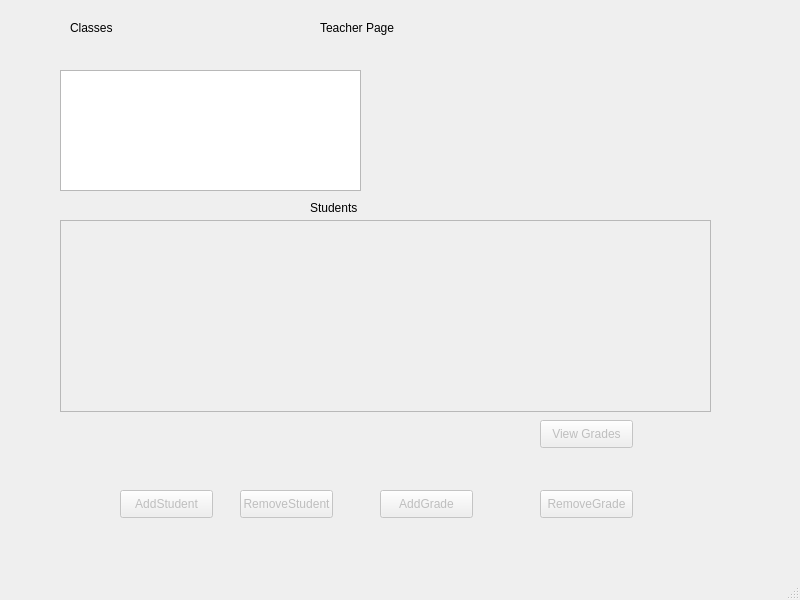
Qt form teacher.ui (shampun/Student-UI-Database) before a commit.
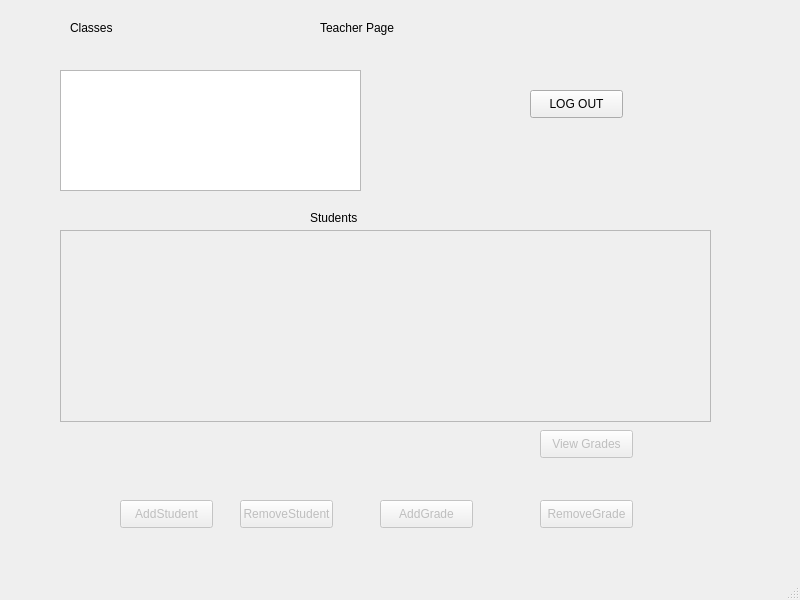
The same form after that commit.

```diff
--- a/teacher.ui
+++ b/teacher.ui
@@ -18,9 +18,9 @@
     <property name="geometry">
      <rect>
       <x>40</x>
-      <y>120</y>
+      <y>130</y>
       <width>711</width>
-      <height>471</height>
+      <height>461</height>
      </rect>
     </property>
     <widget class="QWidget" name="page">
@@ -184,6 +184,19 @@
      </rect>
     </property>
    </widget>
+   <widget class="QPushButton" name="Logoutbutton">
+    <property name="geometry">
+     <rect>
+      <x>530</x>
+      <y>90</y>
+      <width>93</width>
+      <height>28</height>
+     </rect>
+    </property>
+    <property name="text">
+     <string>LOG OUT</string>
+    </property>
+   </widget>
   </widget>
   <widget class="QMenuBar" name="menubar">
    <property name="geometry">
```
Left out of the diff: 2 changed lines with no effect on the pictures.
